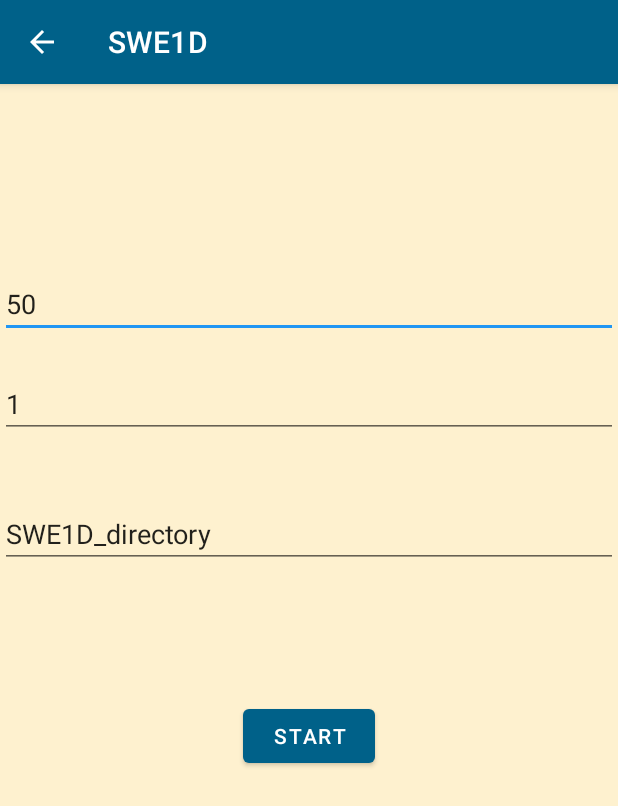
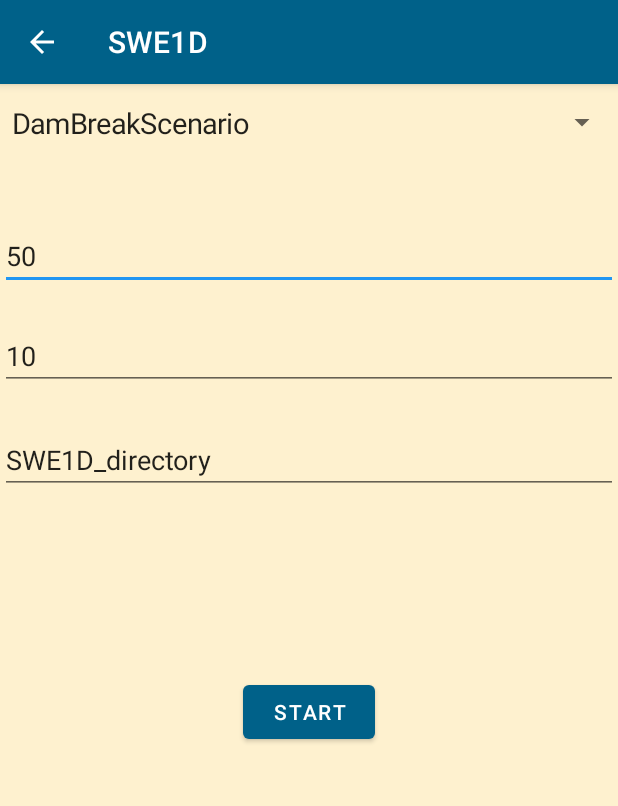
Before and after one commit to N101/SWE-Tsunami-Simulator-Android, an Android app: the SWE1D screen opened directly, with no data from a screen before it, on a phone screen of 412 x 824 dp. Shown: the top 806 px of the screen. Run offline under Robolectric (Android 15) with nearby library versions, the phone set to English and light mode, and no system bars.

Commit message:
Made inheritance hierarchy for Scenarios of SWE1D, created a spinner for choosing them. Fixed load lib typo in WaveSpeed. Removed linearLayout for SWE1D.

```diff
--- a/app/src/main/java/com/example/cppdemo/SWE1D.java
+++ b/app/src/main/java/com/example/cppdemo/SWE1D.java
@@ -5,11 +5,16 @@ import androidx.appcompat.app.ActionBar;
 import androidx.appcompat.app.AppCompatActivity;
 
 import android.content.Intent;
+import android.graphics.Color;
 import android.os.Bundle;
 import android.os.Environment;
+import android.util.Log;
 import android.view.MenuItem;
 import android.view.View;
+import android.widget.AdapterView;
+import android.widget.ArrayAdapter;
 import android.widget.EditText;
+import android.widget.Spinner;
 import android.widget.TextView;
 import android.widget.Toast;
 
@@ -24,10 +29,12 @@ public class SWE1D extends AppCompatActivity {
     }
 
     public void start(View view) {
+        Spinner ss = (Spinner) findViewById(R.id.swe1d_scenario_spinner);
         EditText a = (EditText) findViewById(R.id.swe1size);
         EditText b = (EditText) findViewById(R.id.swe1dtime);
         String dirName = ((EditText) findViewById(R.id.swe1d_dirname)).getText().toString();
         int size, time;
+        String scenarioName = ss.getSelectedItem().toString();
         File swe1d_dir = new File(Environment.getExternalStorageDirectory() + "/" + dirName);
         swe1d_dir.mkdirs();
 
@@ -36,7 +43,7 @@ public class SWE1D extends AppCompatActivity {
         } else {
             size = Integer.parseInt(a.getText().toString());
             time = Integer.parseInt(b.getText().toString());
-            outPut += main(size, time, dirName);
+            outPut += main(scenarioName, size, time, dirName);
 
             Intent intent = new Intent(view.getContext(), SWE1DOutput.class);
             intent.putExtra("swe1d", outPut);
@@ -59,11 +66,40 @@ public class SWE1D extends AppCompatActivity {
         setContentView(R.layout.acticity_swe1d);
         setTitle("SWE1D");
 
+        Spinner scenarioSelector = (Spinner) findViewById(R.id.swe1d_scenario_spinner);
+        String[] items = new String[]{
+                "DamBreakScenario",
+                "ShockShockScenario",
+                "RareRareScenario",
+                "SubcriticalScenario",
+                "SupercriticalScenario"
+        };
+        ArrayAdapter<String> adapter = new ArrayAdapter<String>(this,
+                android.R.layout.simple_dropdown_item_1line, items);
+
+        scenarioSelector.setSelection(0);
+        scenarioSelector.setAdapter(adapter);
+        scenarioSelector.setOnItemSelectedListener(new AdapterView.OnItemSelectedListener() {
+            @Override
+            public void onItemSelected(AdapterView<?> parent, View view,
+                                       int position, long id) {
+                //((TextView) parent.getChildAt(0)).setTextColor(Color.BLUE);
+                ((TextView) parent.getChildAt(0)).setTextSize(19);
+                Log.v("item", (String) parent.getItemAtPosition(position));
+            }
+
+            @Override
+            public void onNothingSelected(AdapterView<?> parent) {
+            }
+            /// Back button
+
+        });
+
         /// Back button
         ActionBar a = getSupportActionBar();
         assert a != null;
         a.setDisplayHomeAsUpEnabled(true);
     }
 
-    public native String main(int x, int time_step, String dirName);
+    public native String main(String scenarioName, int x, int time_step, String dirName);
 }
--- a/app/src/main/res/layout/acticity_swe1d.xml
+++ b/app/src/main/res/layout/acticity_swe1d.xml
@@ -12,16 +12,17 @@
         android:id="@+id/swe1size"
         android:layout_width="0dp"
         android:layout_height="wrap_content"
-        android:layout_marginTop="41dp"
-        android:layout_marginBottom="516dp"
+        android:autofillHints="50"
         android:ems="10"
         android:hint="Domain size"
         android:inputType="numberDecimal"
         android:text="50"
         app:layout_constraintBottom_toBottomOf="parent"
         app:layout_constraintEnd_toEndOf="parent"
+        app:layout_constraintHorizontal_bias="1.0"
         app:layout_constraintStart_toStartOf="parent"
-        app:layout_constraintTop_toTopOf="parent" />
+        app:layout_constraintTop_toTopOf="parent"
+        app:layout_constraintVertical_bias="0.127" />
 
     <EditText
         android:id="@+id/swe1dtime"
@@ -32,13 +33,14 @@
         android:ems="10"
         android:hint="Simulation time"
         android:inputType="numberDecimal"
-        android:text="1"
+        android:text="10"
         app:layout_constraintBottom_toBottomOf="parent"
         app:layout_constraintEnd_toEndOf="parent"
         app:layout_constraintHorizontal_bias="0.0"
         app:layout_constraintStart_toStartOf="parent"
         app:layout_constraintTop_toBottomOf="@+id/swe1size"
-        app:layout_constraintVertical_bias="0.0" />
+        app:layout_constraintVertical_bias="0.0"
+        android:autofillHints="50" />
 
 
     <Button
@@ -54,19 +56,49 @@
         app:layout_constraintStart_toStartOf="parent"
         app:layout_constraintTop_toBottomOf="@+id/swe1dtime" />
 
+
+<!--    <LinearLayout-->
+<!--        android:id="@+id/linearLayout"-->
+<!--        android:layout_width="fill_parent"-->
+<!--        android:layout_height="0dp"-->
+<!--        android:layout_marginBottom="4dp"-->
+<!--        android:orientation="vertical"-->
+<!--        app:layout_constraintBottom_toTopOf="@+id/swe1size"-->
+<!--        app:layout_constraintEnd_toEndOf="parent"-->
+<!--        app:layout_constraintStart_toStartOf="parent"-->
+<!--        app:layout_constraintTop_toTopOf="parent"-->
+<!--        tools:ignore="MissingConstraints">-->
+
+    <!--    </LinearLayout>-->
+
+    <Spinner
+        android:id="@+id/swe1d_scenario_spinner"
+        android:layout_width="fill_parent"
+        android:layout_height="51dp"
+        android:padding="0dp"
+        android:popupBackground="@color/waveBackground"
+        app:layout_constraintBottom_toBottomOf="parent"
+        app:layout_constraintEnd_toEndOf="parent"
+        app:layout_constraintHorizontal_bias="0.0"
+        app:layout_constraintStart_toStartOf="parent"
+        app:layout_constraintTop_toTopOf="parent"
+        app:layout_constraintVertical_bias="0.0" />
+
     <EditText
         android:id="@+id/swe1d_dirname"
         android:layout_width="0dp"
         android:layout_height="wrap_content"
         android:layout_marginTop="21dp"
-        android:layout_marginBottom="68dp"
         android:ems="10"
         android:hint="Enter the base name"
         android:inputType="textPersonName"
         android:text="SWE1D_directory"
-        app:layout_constraintBottom_toTopOf="@+id/start_swe1d"
+        app:layout_constraintBottom_toBottomOf="parent"
         app:layout_constraintEnd_toEndOf="parent"
+        app:layout_constraintHorizontal_bias="0.0"
         app:layout_constraintStart_toStartOf="parent"
-        app:layout_constraintTop_toBottomOf="@+id/swe1dtime" />
+        app:layout_constraintTop_toBottomOf="@+id/swe1dtime"
+        app:layout_constraintVertical_bias="0.006"
+        android:autofillHints="swe1d_dir" />
 
 </androidx.constraintlayout.widget.ConstraintLayout>
--- a/app/src/main/res/layout/activity_swe.xml
+++ b/app/src/main/res/layout/activity_swe.xml
@@ -111,10 +111,11 @@
         tools:ignore="MissingConstraints">
 
         <Spinner
-            android:id="@+id/dynamic_spinner"
+            android:id="@+id/swe_scenario_spinner"
             android:layout_width="fill_parent"
             android:layout_height="51dp"
-            android:padding="10dp"
+            android:padding="0dp"
+            android:popupBackground="@color/waveBackground"
             tools:layout_editor_absoluteX="20dp"
             tools:layout_editor_absoluteY="64dp" />
 
```
Also changed, not shown: app/src/main/java/com/example/cppdemo/SWE.java (+3 -8 lines), app/src/main/java/com/example/cppdemo/WaveSpeed.java (+2 -7 lines), 13 other files.
